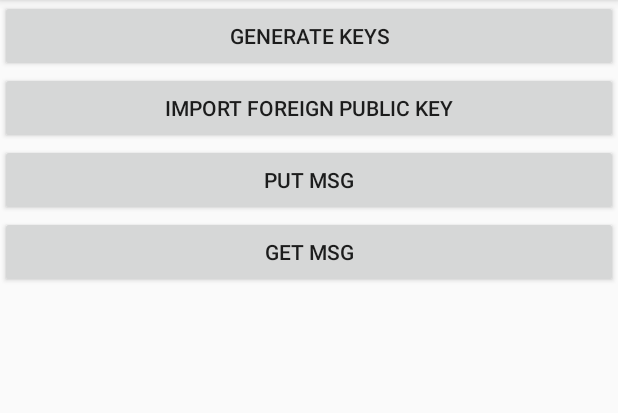
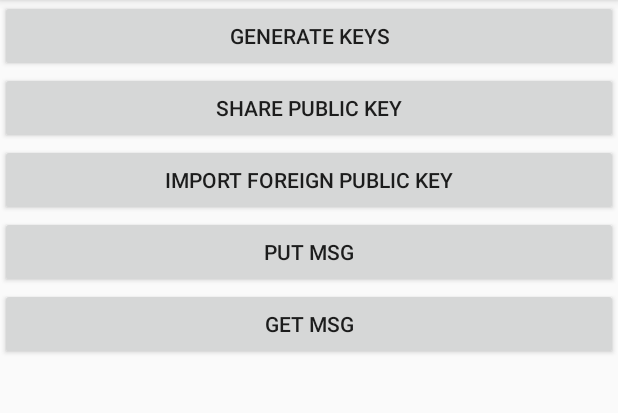
Before and after one commit to jimenezhenry/DigiDrop, an Android app: the screen it shows after launch (MainActivity2), on a phone screen of 412 x 824 dp, the part 84-497 px from its top. Run offline under Robolectric (Android 15) with nearby library versions, the phone set to English and light mode, and no system bars; libraries missing offline, so code that uses them is left out: me.dm7.barcodescanner.

Commit message:
getmsg a work in progress

```diff
--- a/app/src/main/AndroidManifest.xml
+++ b/app/src/main/AndroidManifest.xml
@@ -31,6 +31,9 @@
         <activity android:name=".PutMsgActivity">
         </activity>
 
+        <activity android:name=".DisplayMyPublicKeyActivity">
+        </activity>
+
     </application>
 
 </manifest>
--- a/app/src/main/java/com/example/henry/digidrop/GetMsgActivity.java
+++ b/app/src/main/java/com/example/henry/digidrop/GetMsgActivity.java
@@ -11,6 +11,7 @@ import android.util.Log;
 import android.view.LayoutInflater;
 import android.view.View;
 import android.view.ViewGroup;
+import android.view.WindowManager;
 import android.widget.Button;
 import android.widget.EditText;
 import android.widget.TextView;
@@ -46,7 +47,7 @@ public class GetMsgActivity extends AppCompatActivity {
     protected void onCreate(Bundle savedInstanceState) {
         super.onCreate(savedInstanceState);
         setContentView(R.layout.activity_get_msg);
-
+        this.getWindow().setSoftInputMode(WindowManager.LayoutParams.SOFT_INPUT_STATE_ALWAYS_HIDDEN);
         initUi();
         //updateUi();
     }
--- a/app/src/main/java/com/example/henry/digidrop/MainActivity2.java
+++ b/app/src/main/java/com/example/henry/digidrop/MainActivity2.java
@@ -25,7 +25,8 @@ public class MainActivity2 extends AppCompatActivity {
     private Button mGenKeysButton,
                     mImportForeignKeyButton,
                     mPutMsgButton,
-                    mGetMsgButton;
+                    mGetMsgButton,
+                    mShareMyPublicKeyButton;
 
     @Override
     protected void onCreate(Bundle savedInstanceState) {
@@ -40,6 +41,7 @@ public class MainActivity2 extends AppCompatActivity {
         mImportForeignKeyButton = (Button) findViewById(R.id.import_foreign_key_button);
         mPutMsgButton = (Button) findViewById(R.id.put_msg_button);
         mGetMsgButton = (Button) findViewById(R.id.get_msg_button);
+        mShareMyPublicKeyButton = (Button) findViewById(R.id.share_my_pub_key_button);
 
         attachButtonListeners();
     }
@@ -98,5 +100,12 @@ public class MainActivity2 extends AppCompatActivity {
                 startActivity(new Intent(getApplicationContext(), GetMsgActivity.class));
             }
         });
+
+        mShareMyPublicKeyButton.setOnClickListener(new View.OnClickListener() {
+            @Override
+            public void onClick(View v) {
+                startActivity(new Intent(getApplicationContext(), DisplayMyPublicKeyActivity.class));
+            }
+        });
     }
 }
--- a/app/src/main/res/layout/activity_main2.xml
+++ b/app/src/main/res/layout/activity_main2.xml
@@ -8,6 +8,12 @@
         android:layout_width="match_parent"
         android:layout_height="wrap_content"
         android:id="@+id/generate_keys_button" />
+
+    <Button
+        android:text="Share Public Key"
+        android:layout_width="match_parent"
+        android:layout_height="wrap_content"
+        android:id="@+id/share_my_pub_key_button" />
 
     <Button
         android:text="import foreign public key"
--- a/app/src/main/res/layout/list_item_retrieved_msg.xml
+++ b/app/src/main/res/layout/list_item_retrieved_msg.xml
@@ -9,10 +9,12 @@
         android:layout_margin="10dp"
         android:id="@+id/received_msg_card_view"
         android:background="@color/cardview_dark_background"
-        card_view:cardBackgroundColor="@android:color/holo_green_light">
+        card_view:cardBackgroundColor="@android:color/holo_blue_light"
+        card_view:cardCornerRadius="10dp">
 
         <TextView
             android:text="TextView"
+            android:layout_margin="5dp"
             android:layout_width="match_parent"
             android:layout_height="wrap_content"
             android:id="@+id/received_msg_text_view" />
```
Also changed, not shown: app/src/main/java/com/example/henry/digidrop/DisplayMyPublicKeyActivity.java (added, +37 -0 lines), app/src/main/java/com/example/henry/digidrop/services/QRUtils.java (added, +38 -0 lines), app/src/main/res/layout/activity_display_my_public_key.xml (added, +12 -0 lines).
